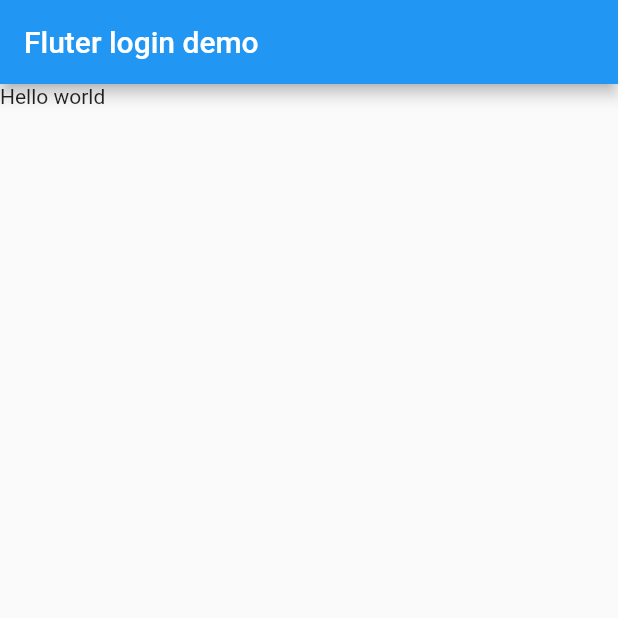
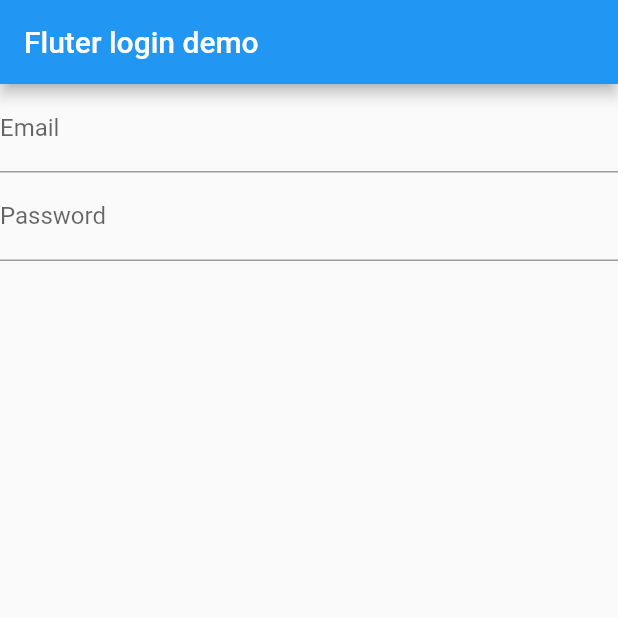
Before and after one commit to thilina931/first_step, a Flutter app: the screen it shows after launch, on a phone screen of 412 x 824 dp, the top half of it. Run offline on Flutter 3.47's test engine with Material 2 defaults, Android fonts, the phone set to English and light mode, and no system bars.

Commit message:
create_loginPage_with_2lables

```diff
--- a/lib/login_page.dart
+++ b/lib/login_page.dart
@@ -7,6 +7,9 @@ class LoginPage extends StatefulWidget{
 
   class _LoginPageState extends State<LoginPage>{
 
+  String _email;
+  String _password;
+
   @override
   Widget build(BuildContext context) {
 
@@ -15,7 +18,19 @@ class LoginPage extends StatefulWidget{
         title: new Text('Fluter login demo'),
       ),
       body: new Container(
-        child: new Text('Hello world'),
+        child: new Form(
+          child: new Column(
+            children: <Widget>[
+              new TextFormField(
+                decoration: new InputDecoration(labelText: 'Email'),
+              ),
+              new TextFormField(
+                decoration: new InputDecoration(labelText: 'Password'),
+              )
+
+            ],
+          ),
+        ),
       ),
     );
   }
```
